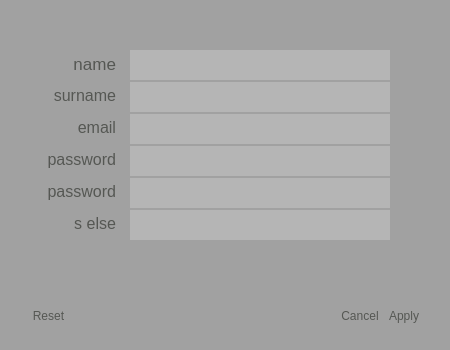
First picture: the form in ElkaDatingClient/Graphic/signupdialog.ui, repository SaxMan96/ElkaDating, before the edit.
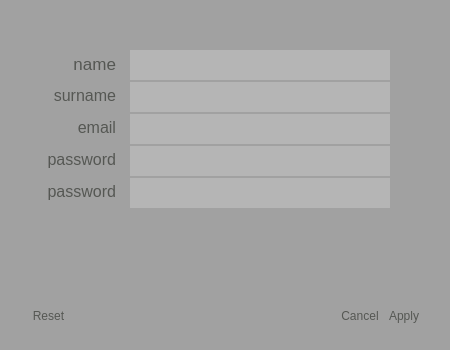
Second picture: the form after the edit.

```diff
--- a/ElkaDatingClient/Graphic/signupdialog.ui
+++ b/ElkaDatingClient/Graphic/signupdialog.ui
@@ -33,6 +33,12 @@
 background-color:#a1a1a1;
 color: #555753;
 border: 0px;
+}
+
+QPlainTextEdit{
+background-color:#a1a1a1;
+color: #ff0000;
+border: 0px;
 }</string>
   </property>
   <widget class="QDialogButtonBox" name="buttonBox">
@@ -118,16 +124,6 @@
     <enum>QLineEdit::Password</enum>
    </property>
   </widget>
-  <widget class="QLineEdit" name="lineEdit_6">
-   <property name="geometry">
-    <rect>
-     <x>130</x>
-     <y>210</y>
-     <width>260</width>
-     <height>30</height>
-    </rect>
-   </property>
-  </widget>
   <widget class="QTextBrowser" name="textBrowser">
    <property name="geometry">
     <rect>
@@ -238,26 +234,17 @@
 &lt;p align=&quot;right&quot; style=&quot; margin-top:0px; margin-bottom:0px; margin-left:0px; margin-right:0px; -qt-block-indent:0; text-indent:0px;&quot;&gt;&lt;span style=&quot; font-size:12pt;&quot;&gt;password&lt;/span&gt;&lt;/p&gt;&lt;/body&gt;&lt;/html&gt;</string>
    </property>
   </widget>
-  <widget class="QTextBrowser" name="textBrowser_6">
+  <widget class="QPlainTextEdit" name="plainTextEdit">
    <property name="geometry">
     <rect>
-     <x>30</x>
-     <y>210</y>
-     <width>90</width>
-     <height>30</height>
+     <x>40</x>
+     <y>220</y>
+     <width>351</width>
+     <height>71</height>
     </rect>
    </property>
-   <property name="font">
-    <font>
-     <pointsize>13</pointsize>
-    </font>
-   </property>
-   <property name="html">
-    <string>&lt;!DOCTYPE HTML PUBLIC &quot;-//W3C//DTD HTML 4.0//EN&quot; &quot;http://www.w3.org/TR/REC-html40/strict.dtd&quot;&gt;
-&lt;html&gt;&lt;head&gt;&lt;meta name=&quot;qrichtext&quot; content=&quot;1&quot; /&gt;&lt;style type=&quot;text/css&quot;&gt;
-p, li { white-space: pre-wrap; }
-&lt;/style&gt;&lt;/head&gt;&lt;body style=&quot; font-family:'Ubuntu'; font-size:13pt; font-weight:400; font-style:normal;&quot;&gt;
-&lt;p align=&quot;right&quot; style=&quot; margin-top:0px; margin-bottom:0px; margin-left:0px; margin-right:0px; -qt-block-indent:0; text-indent:0px;&quot;&gt;&lt;span style=&quot; font-size:12pt;&quot;&gt;s else&lt;/span&gt;&lt;/p&gt;&lt;/body&gt;&lt;/html&gt;</string>
+   <property name="readOnly">
+    <bool>true</bool>
    </property>
   </widget>
  </widget>
```
Left out of the diff: 20 changed lines with no effect on the pictures.
